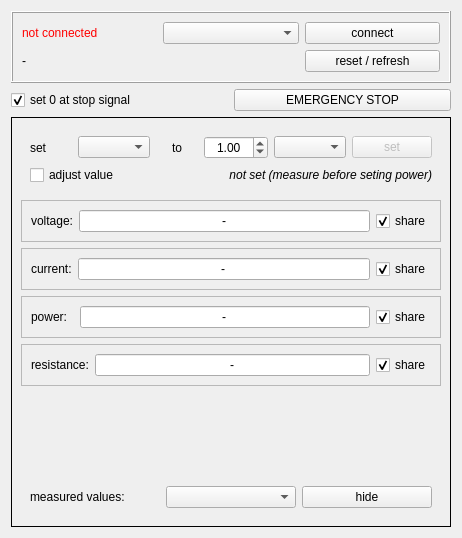
bchjoerni/mlab, file eaps3000window.ui: the form before one commit.
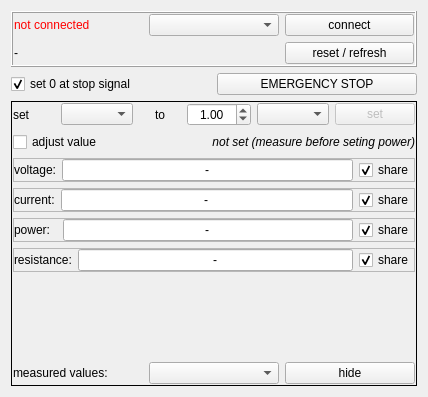
The form after the commit.

What changed in the file:
```diff
--- a/eaps3000window.ui
+++ b/eaps3000window.ui
@@ -6,8 +6,8 @@
    <rect>
     <x>0</x>
     <y>0</y>
-    <width>462</width>
-    <height>538</height>
+    <width>428</width>
+    <height>397</height>
    </rect>
   </property>
   <property name="windowTitle">
@@ -23,6 +23,21 @@
       <enum>QFrame::Raised</enum>
      </property>
      <layout class="QGridLayout" name="gridLayout_4">
+      <property name="leftMargin">
+       <number>1</number>
+      </property>
+      <property name="topMargin">
+       <number>1</number>
+      </property>
+      <property name="rightMargin">
+       <number>1</number>
+      </property>
+      <property name="bottomMargin">
+       <number>1</number>
+      </property>
+      <property name="spacing">
+       <number>6</number>
+      </property>
       <item row="0" column="0">
        <widget class="QLabel" name="lbl_status">
         <property name="styleSheet">
@@ -86,9 +101,39 @@
       <enum>QFrame::Box</enum>
      </property>
      <layout class="QGridLayout" name="gridLayout_9">
+      <property name="leftMargin">
+       <number>1</number>
+      </property>
+      <property name="topMargin">
+       <number>1</number>
+      </property>
+      <property name="rightMargin">
+       <number>1</number>
+      </property>
+      <property name="bottomMargin">
+       <number>1</number>
+      </property>
+      <property name="spacing">
+       <number>6</number>
+      </property>
       <item row="0" column="0" colspan="2">
        <widget class="QFrame" name="frame_setValues">
         <layout class="QGridLayout" name="gridLayout_5">
+         <property name="leftMargin">
+          <number>0</number>
+         </property>
+         <property name="topMargin">
+          <number>0</number>
+         </property>
+         <property name="rightMargin">
+          <number>0</number>
+         </property>
+         <property name="bottomMargin">
+          <number>0</number>
+         </property>
+         <property name="spacing">
+          <number>6</number>
+         </property>
          <item row="0" column="0">
           <widget class="QLabel" name="lbl_setValue_lbl">
            <property name="text">
@@ -178,6 +223,21 @@
          <enum>QFrame::Raised</enum>
         </property>
         <layout class="QGridLayout" name="gridLayout">
+         <property name="leftMargin">
+          <number>0</number>
+         </property>
+         <property name="topMargin">
+          <number>0</number>
+         </property>
+         <property name="rightMargin">
+          <number>0</number>
+         </property>
+         <property name="bottomMargin">
+          <number>0</number>
+         </property>
+         <property name="spacing">
+          <number>6</number>
+         </property>
          <item row="0" column="0">
           <widget class="QLabel" name="lbl_voltage_lbl">
            <property name="text">
@@ -220,6 +280,21 @@
          <enum>QFrame::Raised</enum>
         </property>
         <layout class="QGridLayout" name="gridLayout_2">
+         <property name="leftMargin">
+          <number>0</number>
+         </property>
+         <property name="topMargin">
+          <number>0</number>
+         </property>
+         <property name="rightMargin">
+          <number>0</number>
+         </property>
+         <property name="bottomMargin">
+          <number>0</number>
+         </property>
+         <property name="spacing">
+          <number>6</number>
+         </property>
          <item row="0" column="0">
           <widget class="QLabel" name="lbl_current_lbl">
            <property name="text">
@@ -262,6 +337,21 @@
          <enum>QFrame::Raised</enum>
         </property>
         <layout class="QGridLayout" name="gridLayout_3">
+         <property name="leftMargin">
+          <number>0</number>
+         </property>
+         <property name="topMargin">
+          <number>0</number>
+         </property>
+         <property name="rightMargin">
+          <number>0</number>
+         </property>
+         <property name="bottomMargin">
+          <number>0</number>
+         </property>
+         <property name="spacing">
+          <number>6</number>
+         </property>
          <item row="0" column="0">
           <widget class="QLabel" name="lbl_power_lbl">
            <property name="text">
@@ -304,6 +394,21 @@
          <enum>QFrame::Raised</enum>
         </property>
         <layout class="QGridLayout" name="gridLayout_6">
+         <property name="leftMargin">
+          <number>0</number>
+         </property>
+         <property name="topMargin">
+          <number>0</number>
+         </property>
+         <property name="rightMargin">
+          <number>0</number>
+         </property>
+         <property name="bottomMargin">
+          <number>0</number>
+         </property>
+         <property name="spacing">
+          <number>6</number>
+         </property>
          <item row="1" column="0">
           <widget class="QLabel" name="lbl_measuredValues_lbl">
            <property name="text">
@@ -328,8 +433,8 @@
            </property>
            <property name="sizeHint" stdset="0">
             <size>
-             <width>20</width>
-             <height>40</height>
+             <width>1</width>
+             <height>1</height>
             </size>
            </property>
           </spacer>
@@ -346,6 +451,21 @@
          <enum>QFrame::Raised</enum>
         </property>
         <layout class="QGridLayout" name="gridLayout_7">
+         <property name="leftMargin">
+          <number>0</number>
+         </property>
+         <property name="topMargin">
+          <number>0</number>
+         </property>
+         <property name="rightMargin">
+          <number>0</number>
+         </property>
+         <property name="bottomMargin">
+          <number>0</number>
+         </property>
+         <property name="horizontalSpacing">
+          <number>6</number>
+         </property>
          <item row="0" column="0">
           <widget class="QLabel" name="lbl_resistance_lbl">
            <property name="text">
```
